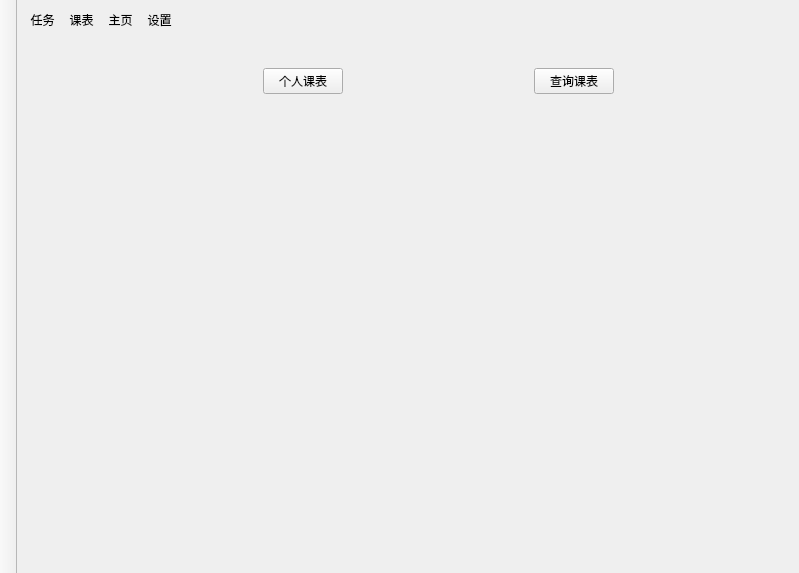
evtrouble/ham, file mainwindow.ui: the form before one commit.
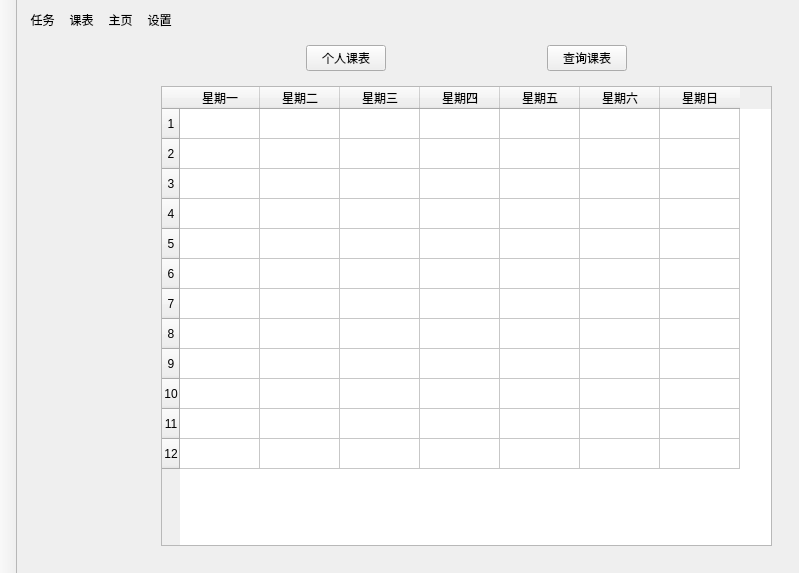
The form after the commit. The open tabs and pages were chosen to show the change. Icons and pictures are not drawn. Custom widgets are drawn as their Qt base class.

Commit message: 增加个人课表显示排版

```diff
--- a/mainwindow.ui
+++ b/mainwindow.ui
@@ -100,33 +100,6 @@
       </property>
      </widget>
     </item>
-    <item row="0" column="2">
-     <widget class="QToolButton" name="homeButton">
-      <property name="styleSheet">
-       <string notr="true">background-color: transparent;
-border: 0;</string>
-      </property>
-      <property name="text">
-       <string>主页</string>
-      </property>
-      <property name="icon">
-       <iconset resource="img.qrc">
-        <normaloff>:/tab/img/home.png</normaloff>:/tab/img/home.png</iconset>
-      </property>
-      <property name="iconSize">
-       <size>
-        <width>30</width>
-        <height>30</height>
-       </size>
-      </property>
-      <property name="autoExclusive">
-       <bool>true</bool>
-      </property>
-      <property name="toolButtonStyle">
-       <enum>Qt::ToolButtonStyle::ToolButtonTextUnderIcon</enum>
-      </property>
-     </widget>
-    </item>
     <item row="0" column="3">
      <widget class="QToolButton" name="settingsButton">
       <property name="styleSheet">
@@ -154,7 +127,34 @@
       </property>
      </widget>
     </item>
-    <item row="1" column="3">
+    <item row="0" column="2">
+     <widget class="QToolButton" name="homeButton">
+      <property name="styleSheet">
+       <string notr="true">background-color: transparent;
+border: 0;</string>
+      </property>
+      <property name="text">
+       <string>主页</string>
+      </property>
+      <property name="icon">
+       <iconset resource="img.qrc">
+        <normaloff>:/tab/img/home.png</normaloff>:/tab/img/home.png</iconset>
+      </property>
+      <property name="iconSize">
+       <size>
+        <width>30</width>
+        <height>30</height>
+       </size>
+      </property>
+      <property name="autoExclusive">
+       <bool>true</bool>
+      </property>
+      <property name="toolButtonStyle">
+       <enum>Qt::ToolButtonStyle::ToolButtonTextUnderIcon</enum>
+      </property>
+     </widget>
+    </item>
+    <item row="2" column="3">
      <widget class="QStackedWidget" name="stackedWidget">
       <property name="sizePolicy">
        <sizepolicy hsizetype="Expanding" vsizetype="Expanding">
@@ -169,7 +169,7 @@
        </size>
       </property>
       <property name="currentIndex">
-       <number>4</number>
+       <number>1</number>
       </property>
       <widget class="QWidget" name="home">
        <layout class="QVBoxLayout" name="verticalLayout_6">
@@ -439,63 +439,244 @@
        </layout>
       </widget>
       <widget class="QWidget" name="timetable">
-       <widget class="QWidget" name="horizontalLayoutWidget">
-        <property name="geometry">
-         <rect>
-          <x>120</x>
-          <y>20</y>
-          <width>351</width>
-          <height>51</height>
-         </rect>
-        </property>
-        <layout class="QHBoxLayout" name="horizontalLayout_7">
-         <item>
-          <widget class="QPushButton" name="btnPersonalCourse">
-           <property name="text">
-            <string>个人课表</string>
-           </property>
-          </widget>
-         </item>
-         <item>
-          <spacer name="horizontalSpacer_9">
-           <property name="orientation">
-            <enum>Qt::Orientation::Horizontal</enum>
-           </property>
-           <property name="sizeHint" stdset="0">
-            <size>
-             <width>40</width>
-             <height>20</height>
-            </size>
-           </property>
-          </spacer>
-         </item>
-         <item>
-          <widget class="QPushButton" name="btnSchoolCourse">
-           <property name="text">
-            <string>查询课表</string>
-           </property>
-          </widget>
-         </item>
-        </layout>
-       </widget>
-       <widget class="QWidget" name="verticalLayoutWidget">
-        <property name="geometry">
-         <rect>
-          <x>-1</x>
-          <y>69</y>
-          <width>621</width>
-          <height>321</height>
-         </rect>
-        </property>
-        <layout class="QVBoxLayout" name="verticalLayout">
-         <item>
-          <widget class="QStackedWidget" name="stackedWidget_2">
-           <widget class="QWidget" name="PersonalCourse"/>
-           <widget class="QWidget" name="SchoolCourse"/>
-          </widget>
-         </item>
-        </layout>
-       </widget>
+       <layout class="QGridLayout" name="gridLayout_9">
+        <item row="0" column="0">
+         <layout class="QVBoxLayout" name="verticalLayout_5">
+          <item>
+           <layout class="QHBoxLayout" name="horizontalLayout_7">
+            <item>
+             <spacer name="horizontalSpacer_19">
+              <property name="orientation">
+               <enum>Qt::Orientation::Horizontal</enum>
+              </property>
+              <property name="sizeHint" stdset="0">
+               <size>
+                <width>40</width>
+                <height>20</height>
+               </size>
+              </property>
+             </spacer>
+            </item>
+            <item>
+             <widget class="QPushButton" name="btnPersonalCourse">
+              <property name="text">
+               <string>个人课表</string>
+              </property>
+             </widget>
+            </item>
+            <item>
+             <spacer name="horizontalSpacer_9">
+              <property name="orientation">
+               <enum>Qt::Orientation::Horizontal</enum>
+              </property>
+              <property name="sizeHint" stdset="0">
+               <size>
+                <width>40</width>
+                <height>20</height>
+               </size>
+              </property>
+             </spacer>
+            </item>
+            <item>
+             <widget class="QPushButton" name="btnSchoolCourse">
+              <property name="text">
+               <string>查询课表</string>
+              </property>
+             </widget>
+            </item>
+            <item>
+             <spacer name="horizontalSpacer_20">
+              <property name="orientation">
+               <enum>Qt::Orientation::Horizontal</enum>
+              </property>
+              <property name="sizeHint" stdset="0">
+               <size>
+                <width>40</width>
+                <height>20</height>
+               </size>
+              </property>
+             </spacer>
+            </item>
+           </layout>
+          </item>
+          <item>
+           <layout class="QVBoxLayout" name="verticalLayout">
+            <item>
+             <widget class="QStackedWidget" name="stackedWidget_2">
+              <widget class="QWidget" name="PersonalCourse">
+               <layout class="QGridLayout" name="gridLayout_5">
+                <item row="1" column="0">
+                 <widget class="PersonalCourseDisplay" name="personalCourseTable">
+                  <property name="editTriggers">
+                   <set>QAbstractItemView::EditTrigger::NoEditTriggers</set>
+                  </property>
+                  <attribute name="horizontalHeaderCascadingSectionResizes">
+                   <bool>true</bool>
+                  </attribute>
+                  <attribute name="horizontalHeaderMinimumSectionSize">
+                   <number>80</number>
+                  </attribute>
+                  <attribute name="horizontalHeaderDefaultSectionSize">
+                   <number>80</number>
+                  </attribute>
+                  <attribute name="horizontalHeaderShowSortIndicator" stdset="0">
+                   <bool>false</bool>
+                  </attribute>
+                  <attribute name="horizontalHeaderStretchLastSection">
+                   <bool>false</bool>
+                  </attribute>
+                  <attribute name="verticalHeaderCascadingSectionResizes">
+                   <bool>true</bool>
+                  </attribute>
+                  <row>
+                   <property name="text">
+                    <string>1</string>
+                   </property>
+                   <property name="textAlignment">
+                    <set>AlignCenter</set>
+                   </property>
+                  </row>
+                  <row>
+                   <property name="text">
+                    <string>2</string>
+                   </property>
+                   <property name="textAlignment">
+                    <set>AlignCenter</set>
+                   </property>
+                  </row>
+                  <row>
+                   <property name="text">
+                    <string>3</string>
+                   </property>
+                   <property name="textAlignment">
+                    <set>AlignCenter</set>
+                   </property>
+                  </row>
+                  <row>
+                   <property name="text">
+                    <string>4</string>
+                   </property>
+                   <property name="textAlignment">
+                    <set>AlignCenter</set>
+                   </property>
+                  </row>
+                  <row>
+                   <property name="text">
+                    <string>5</string>
+                   </property>
+                   <property name="textAlignment">
+                    <set>AlignCenter</set>
+                   </property>
+                  </row>
+                  <row>
+                   <property name="text">
+                    <string>6</string>
+                   </property>
+                   <property name="textAlignment">
+                    <set>AlignCenter</set>
+                   </property>
+                  </row>
+                  <row>
+                   <property name="text">
+                    <string>7</string>
+                   </property>
+                   <property name="textAlignment">
+                    <set>AlignCenter</set>
+                   </property>
+                  </row>
+                  <row>
+                   <property name="text">
+                    <string>8</string>
+                   </property>
+                   <property name="textAlignment">
+                    <set>AlignCenter</set>
+                   </property>
+                  </row>
+                  <row>
+                   <property name="text">
+                    <string>9</string>
+                   </property>
+                   <property name="textAlignment">
+                    <set>AlignCenter</set>
+                   </property>
+                  </row>
+                  <row>
+                   <property name="text">
+                    <string>10</string>
+                   </property>
+                   <property name="textAlignment">
+                    <set>AlignCenter</set>
+                   </property>
+                  </row>
+                  <row>
+                   <property name="text">
+                    <string>11</string>
+                   </property>
+                   <property name="textAlignment">
+                    <set>AlignCenter</set>
+                   </property>
+                  </row>
+                  <row>
+                   <property name="text">
+                    <string>12</string>
+                   </property>
+                   <property name="textAlignment">
+                    <set>AlignCenter</set>
+                   </property>
+                  </row>
+                  <column>
+                   <property name="text">
+                    <string>星期一</string>
+                   </property>
+                  </column>
+                  <column>
+                   <property name="text">
+                    <string>星期二</string>
+                   </property>
+                  </column>
+                  <column>
+                   <property name="text">
+                    <string>星期三</string>
+                   </property>
+                  </column>
+                  <column>
+                   <property name="text">
+                    <string>星期四</string>
+                   </property>
+                  </column>
+                  <column>
+                   <property name="text">
+                    <string>星期五</string>
+                   </property>
+                  </column>
+                  <column>
+                   <property name="text">
+                    <string>星期六</string>
+                   </property>
+                  </column>
+                  <column>
+                   <property name="text">
+                    <string>星期日</string>
+                   </property>
+                  </column>
+                 </widget>
+                </item>
+               </layout>
+              </widget>
+              <widget class="QWidget" name="SchoolCourse">
+               <layout class="QGridLayout" name="gridLayout_10">
+                <item row="0" column="0">
+                 <widget class="SchoolCourseDisplay" name="schoolCourseTable"/>
+                </item>
+               </layout>
+              </widget>
+             </widget>
+            </item>
+           </layout>
+          </item>
+         </layout>
+        </item>
+       </layout>
       </widget>
       <widget class="QWidget" name="tasks">
        <property name="sizePolicy">
@@ -1397,6 +1578,16 @@
    <header>taskeditor.h</header>
    <container>1</container>
   </customwidget>
+  <customwidget>
+   <class>PersonalCourseDisplay</class>
+   <extends>QTableWidget</extends>
+   <header>personalcoursedisplay.h</header>
+  </customwidget>
+  <customwidget>
+   <class>SchoolCourseDisplay</class>
+   <extends>QTableWidget</extends>
+   <header>schoolcoursedisplay.h</header>
+  </customwidget>
  </customwidgets>
  <resources>
   <include location="img.qrc"/>
```
The commit also changes 13 other files.
